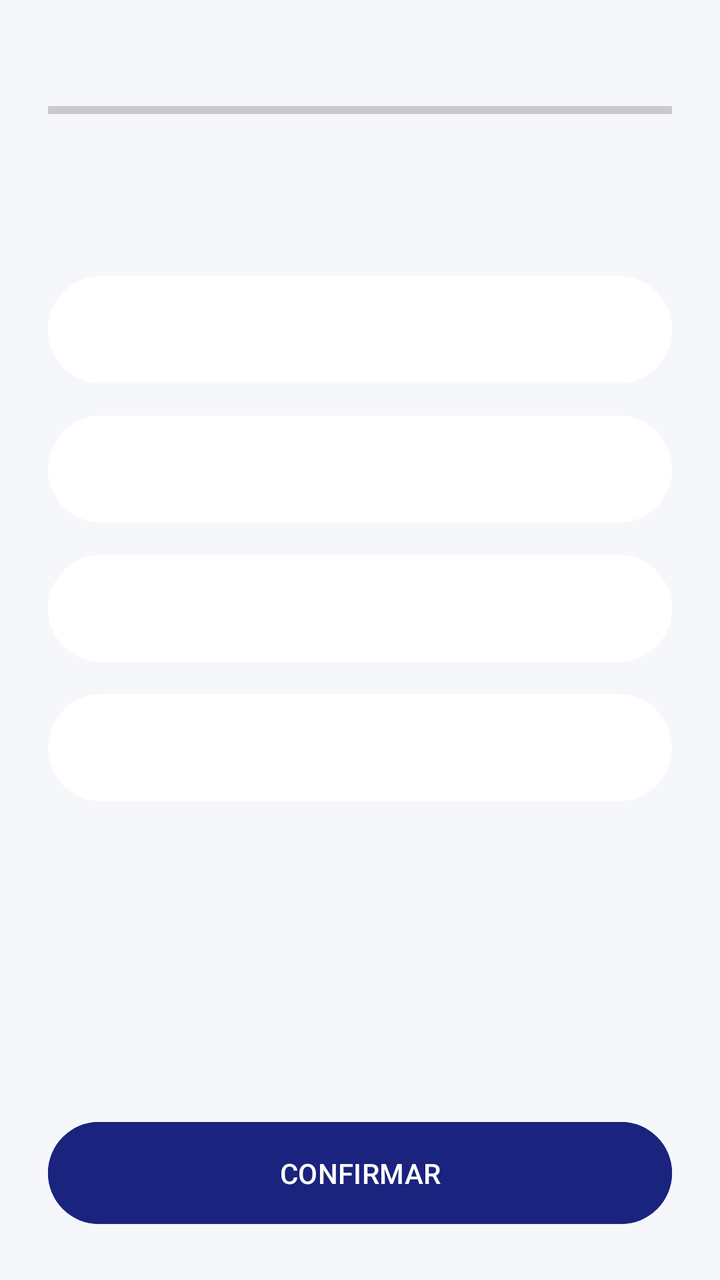
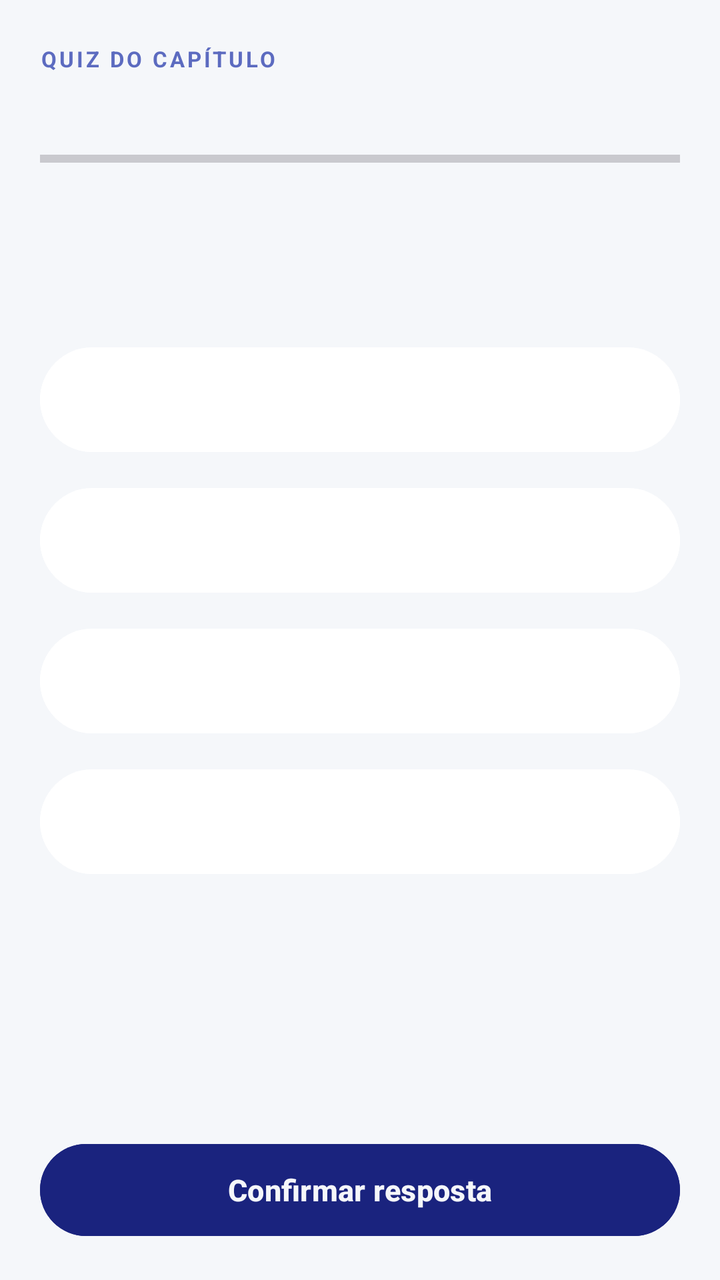

Screens rendered from an Android XML layout before and after an edit, with the pre-edit source and the edit as a unified diff.
<!-- AndroidManifest.xml: application theme Theme.Tcc -->
<!-- res/layout/activity_main.xml -->
<?xml version="1.0" encoding="utf-8"?>
<LinearLayout xmlns:android="http://schemas.android.com/apk/res/android"
    android:id="@+id/main" android:layout_width="match_parent" android:layout_height="match_parent"
    android:orientation="vertical" android:padding="24dp" android:background="@color/BackGround">
    <TextView android:id="@+id/tvContador" android:layout_width="wrap_content" android:layout_height="wrap_content"
        android:textColor="@color/BordaButton" android:textSize="14sp" />
    <ProgressBar android:id="@+id/progressBar" style="?android:attr/progressBarStyleHorizontal"
        android:layout_width="match_parent" android:layout_height="8dp" android:layout_marginTop="8dp"
        android:progressTint="@color/PreencherBarra" />
    <ProgressBar android:id="@+id/progressCarregando" android:layout_width="wrap_content"
        android:layout_height="wrap_content" android:visibility="gone" />
    <ScrollView android:id="@+id/scrollQuestao" android:layout_width="match_parent" android:layout_height="0dp" android:layout_weight="1">
        <LinearLayout android:layout_width="match_parent" android:layout_height="wrap_content" android:orientation="vertical">
            <TextView android:id="@+id/txtPergunta" android:layout_width="match_parent" android:layout_height="wrap_content"
                android:layout_marginTop="24dp" android:layout_marginBottom="16dp"
                android:textColor="@color/btnSelecionado" android:textSize="20sp" android:textIsSelectable="true" />
            <Button android:id="@+id/btnOpcaoA" android:layout_width="match_parent" android:layout_height="wrap_content"
                android:layout_marginTop="8dp" android:padding="16dp" android:textAllCaps="false"
                android:backgroundTint="@color/btnOpcoes" android:textColor="@color/BordaButton" android:textSize="16sp" />
            <Button android:id="@+id/btnOpcaoB" android:layout_width="match_parent" android:layout_height="wrap_content"
                android:layout_marginTop="8dp" android:padding="16dp" android:textAllCaps="false"
                android:backgroundTint="@color/btnOpcoes" android:textColor="@color/BordaButton" android:textSize="16sp" />
            <Button android:id="@+id/btnOpcaoC" android:layout_width="match_parent" android:layout_height="wrap_content"
                android:layout_marginTop="8dp" android:padding="16dp" android:textAllCaps="false"
                android:backgroundTint="@color/btnOpcoes" android:textColor="@color/BordaButton" android:textSize="16sp" />
            <Button android:id="@+id/btnOpcaoD" android:layout_width="match_parent" android:layout_height="wrap_content"
                android:layout_marginTop="8dp" android:padding="16dp" android:textAllCaps="false"
                android:backgroundTint="@color/btnOpcoes" android:textColor="@color/BordaButton" android:textSize="16sp" />
            <TextView android:id="@+id/txtExplicacao" android:layout_width="match_parent" android:layout_height="wrap_content"
                android:layout_marginTop="20dp" android:padding="18dp" android:background="@color/ChipFundo"
                android:textColor="@color/TextoPrincipal" android:textSize="16sp" android:lineSpacingExtra="5dp"
                android:textIsSelectable="true" android:visibility="gone" />
        </LinearLayout>
    </ScrollView>
    <Button android:id="@+id/btnConfirmar" android:layout_width="match_parent" android:layout_height="wrap_content"
        android:layout_marginTop="12dp" android:padding="16dp" android:text="CONFIRMAR"
        android:backgroundTint="@color/btnSelecionado" android:textColor="@color/btnOpcoes" />
</LinearLayout>
<!-- resources referenced by this layout -->
<resources>
  <color name="BackGround">#F5F7FA</color>
  <color name="BordaButton">#455A64</color>
  <color name="ChipFundo">#F0F0F5</color>
  <color name="PreencherBarra">#D4AF37</color>
  <color name="TextoPrincipal">#1A1A2E</color>
  <color name="btnOpcoes">#FFFFFF</color>
  <color name="btnSelecionado">#1A237E</color>
  <style name="Theme.Tcc" parent="Base.Theme.Tcc" />
  <style name="Base.Theme.Tcc" parent="Theme.Material3.DayNight.NoActionBar">
          <item name="colorPrimary">@color/Destaque</item>
          <item name="colorOnPrimary">@color/TextoNoPrimario</item>
          <item name="colorSurface">@color/CardFundo</item>
          <item name="colorOnSurface">@color/TextoPrincipal</item>
          <item name="android:colorAccent">@color/Destaque</item>
          <item name="android:windowLightStatusBar">true</item>
          <item name="android:statusBarColor">@color/BackGround</item>
          <item name="android:navigationBarColor">@color/BackGround</item>
      </style>
  <color name="Destaque">#5C6BC0</color>
  <color name="TextoNoPrimario">#FFFFFF</color>
  <color name="CardFundo">#FFFFFF</color>
</resources>

<!-- the commit's change to res/layout/activity_main.xml (unified diff, before → after) -->
@@ -1,38 +1,41 @@
 <?xml version="1.0" encoding="utf-8"?>
 <LinearLayout xmlns:android="http://schemas.android.com/apk/res/android"
     android:id="@+id/main" android:layout_width="match_parent" android:layout_height="match_parent"
-    android:orientation="vertical" android:padding="24dp" android:background="@color/BackGround">
+    android:orientation="vertical" android:paddingStart="20dp" android:paddingTop="22dp" android:paddingEnd="20dp" android:paddingBottom="18dp" android:background="@color/BackGround">
+    <TextView android:layout_width="match_parent" android:layout_height="wrap_content"
+        android:text="QUIZ DO CAPÍTULO" android:textColor="@color/Destaque"
+        android:textStyle="bold" android:letterSpacing="0.12" android:textSize="11sp" />
     <TextView android:id="@+id/tvContador" android:layout_width="wrap_content" android:layout_height="wrap_content"
-        android:textColor="@color/BordaButton" android:textSize="14sp" />
+        android:layout_marginTop="8dp" android:textColor="@color/TextoPrincipal" android:textStyle="bold" android:textSize="16sp" />
     <ProgressBar android:id="@+id/progressBar" style="?android:attr/progressBarStyleHorizontal"
-        android:layout_width="match_parent" android:layout_height="8dp" android:layout_marginTop="8dp"
-        android:progressTint="@color/PreencherBarra" />
+        android:layout_width="match_parent" android:layout_height="6dp" android:layout_marginTop="10dp"
+        android:progressTint="@color/Destaque" />
     <ProgressBar android:id="@+id/progressCarregando" android:layout_width="wrap_content"
         android:layout_height="wrap_content" android:visibility="gone" />
     <ScrollView android:id="@+id/scrollQuestao" android:layout_width="match_parent" android:layout_height="0dp" android:layout_weight="1">
         <LinearLayout android:layout_width="match_parent" android:layout_height="wrap_content" android:orientation="vertical">
             <TextView android:id="@+id/txtPergunta" android:layout_width="match_parent" android:layout_height="wrap_content"
-                android:layout_marginTop="24dp" android:layout_marginBottom="16dp"
-                android:textColor="@color/btnSelecionado" android:textSize="20sp" android:textIsSelectable="true" />
+                android:layout_marginTop="28dp" android:layout_marginBottom="20dp"
+                android:textColor="@color/TextoPrincipal" android:textSize="22sp" android:textStyle="bold" android:lineSpacingExtra="4dp" android:textIsSelectable="true" />
             <Button android:id="@+id/btnOpcaoA" android:layout_width="match_parent" android:layout_height="wrap_content"
-                android:layout_marginTop="8dp" android:padding="16dp" android:textAllCaps="false"
-                android:backgroundTint="@color/btnOpcoes" android:textColor="@color/BordaButton" android:textSize="16sp" />
+                android:layout_marginTop="10dp" android:minHeight="58dp" android:padding="16dp" android:textAllCaps="false"
+                android:backgroundTint="@color/btnOpcoes" android:textColor="@color/TextoPrincipal" android:textSize="15sp" />
             <Button android:id="@+id/btnOpcaoB" android:layout_width="match_parent" android:layout_height="wrap_content"
-                android:layout_marginTop="8dp" android:padding="16dp" android:textAllCaps="false"
-                android:backgroundTint="@color/btnOpcoes" android:textColor="@color/BordaButton" android:textSize="16sp" />
+                android:layout_marginTop="10dp" android:minHeight="58dp" android:padding="16dp" android:textAllCaps="false"
+                android:backgroundTint="@color/btnOpcoes" android:textColor="@color/TextoPrincipal" android:textSize="15sp" />
             <Button android:id="@+id/btnOpcaoC" android:layout_width="match_parent" android:layout_height="wrap_content"
-                android:layout_marginTop="8dp" android:padding="16dp" android:textAllCaps="false"
-                android:backgroundTint="@color/btnOpcoes" android:textColor="@color/BordaButton" android:textSize="16sp" />
+                android:layout_marginTop="10dp" android:minHeight="58dp" android:padding="16dp" android:textAllCaps="false"
+                android:backgroundTint="@color/btnOpcoes" android:textColor="@color/TextoPrincipal" android:textSize="15sp" />
             <Button android:id="@+id/btnOpcaoD" android:layout_width="match_parent" android:layout_height="wrap_content"
-                android:layout_marginTop="8dp" android:padding="16dp" android:textAllCaps="false"
-                android:backgroundTint="@color/btnOpcoes" android:textColor="@color/BordaButton" android:textSize="16sp" />
+                android:layout_marginTop="10dp" android:minHeight="58dp" android:padding="16dp" android:textAllCaps="false"
+                android:backgroundTint="@color/btnOpcoes" android:textColor="@color/TextoPrincipal" android:textSize="15sp" />
             <TextView android:id="@+id/txtExplicacao" android:layout_width="match_parent" android:layout_height="wrap_content"
-                android:layout_marginTop="20dp" android:padding="18dp" android:background="@color/ChipFundo"
+                android:layout_marginTop="22dp" android:padding="20dp" android:background="@color/ChipFundo"
                 android:textColor="@color/TextoPrincipal" android:textSize="16sp" android:lineSpacingExtra="5dp"
                 android:textIsSelectable="true" android:visibility="gone" />
         </LinearLayout>
     </ScrollView>
     <Button android:id="@+id/btnConfirmar" android:layout_width="match_parent" android:layout_height="wrap_content"
-        android:layout_marginTop="12dp" android:padding="16dp" android:text="CONFIRMAR"
-        android:backgroundTint="@color/btnSelecionado" android:textColor="@color/btnOpcoes" />
+        android:layout_marginTop="14dp" android:minHeight="54dp" android:text="Confirmar resposta" android:textAllCaps="false"
+        android:textStyle="bold" android:textSize="15sp" android:backgroundTint="@color/btnSelecionado" android:textColor="@color/BackGround" />
 </LinearLayout>
<!-- resource entries referenced after the edit -->
@@ -1,9 +1,7 @@
 <!-- resources referenced by this layout -->
 <resources>
   <color name="BackGround">#F5F7FA</color>
-  <color name="BordaButton">#455A64</color>
   <color name="ChipFundo">#F0F0F5</color>
-  <color name="PreencherBarra">#D4AF37</color>
   <color name="TextoPrincipal">#1A1A2E</color>
   <color name="btnOpcoes">#FFFFFF</color>
   <color name="btnSelecionado">#1A237E</color>
